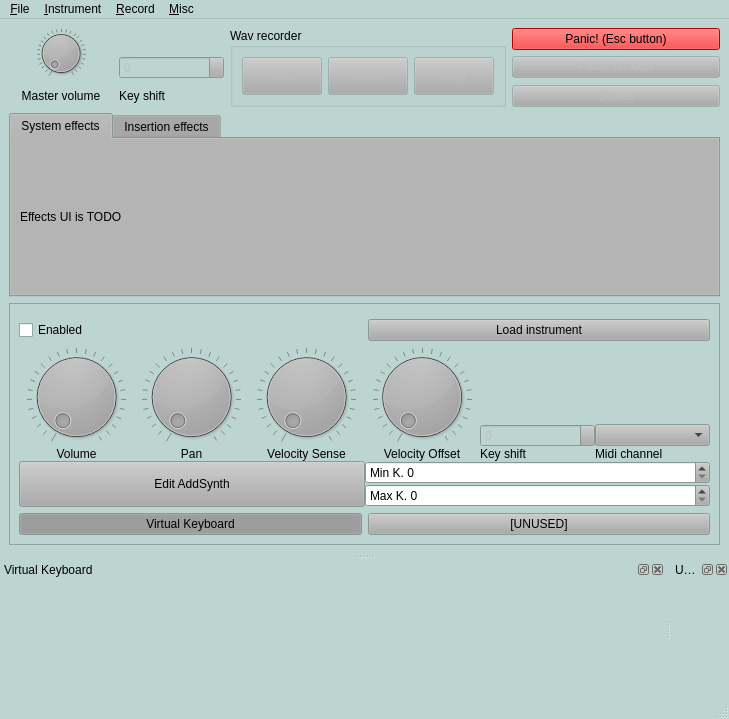
The window that src/NewUI/MasterUI.ui (saidinesh5/ZynAddSubFX) describes before a commit, drawn with Qt 5.
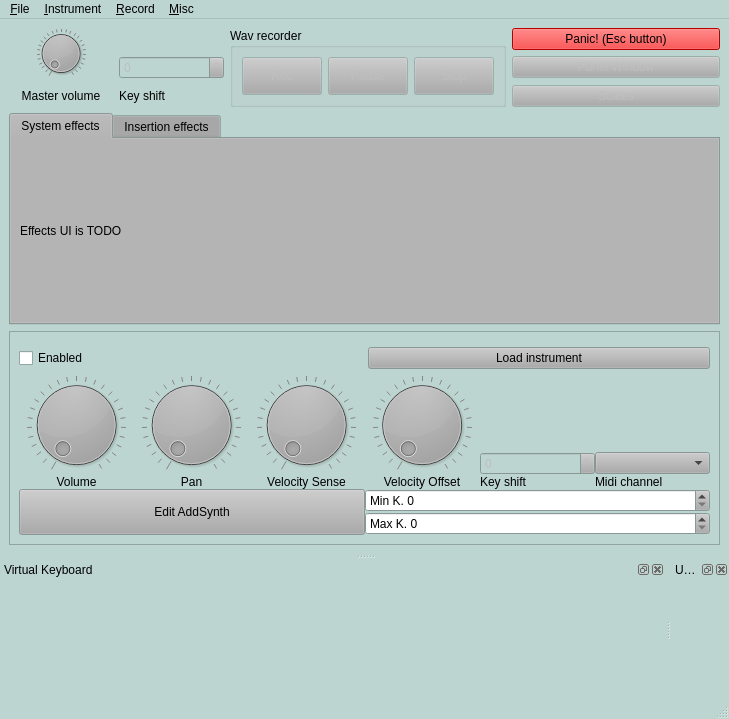
The same window after the commit. Custom widgets are drawn as their Qt base class.

Commit message: getting rid of vkeyboard button

The edit to the form file:
```diff
--- a/src/NewUI/MasterUI.ui
+++ b/src/NewUI/MasterUI.ui
@@ -979,30 +979,6 @@
          </layout>
         </widget>
        </item>
-       <item>
-        <layout class="QHBoxLayout" name="horizontalLayout_3">
-         <item>
-          <widget class="QPushButton" name="pushButton_8">
-           <property name="text">
-            <string>Virtual Keyboard</string>
-           </property>
-           <property name="checkable">
-            <bool>true</bool>
-           </property>
-           <property name="checked">
-            <bool>true</bool>
-           </property>
-          </widget>
-         </item>
-         <item>
-          <widget class="QPushButton" name="pushButton_9">
-           <property name="text">
-            <string>[UNUSED]</string>
-           </property>
-          </widget>
-         </item>
-        </layout>
-       </item>
       </layout>
      </widget>
     </item>
```
Left out of the diff: 16 changed lines with no effect on the pictures.
